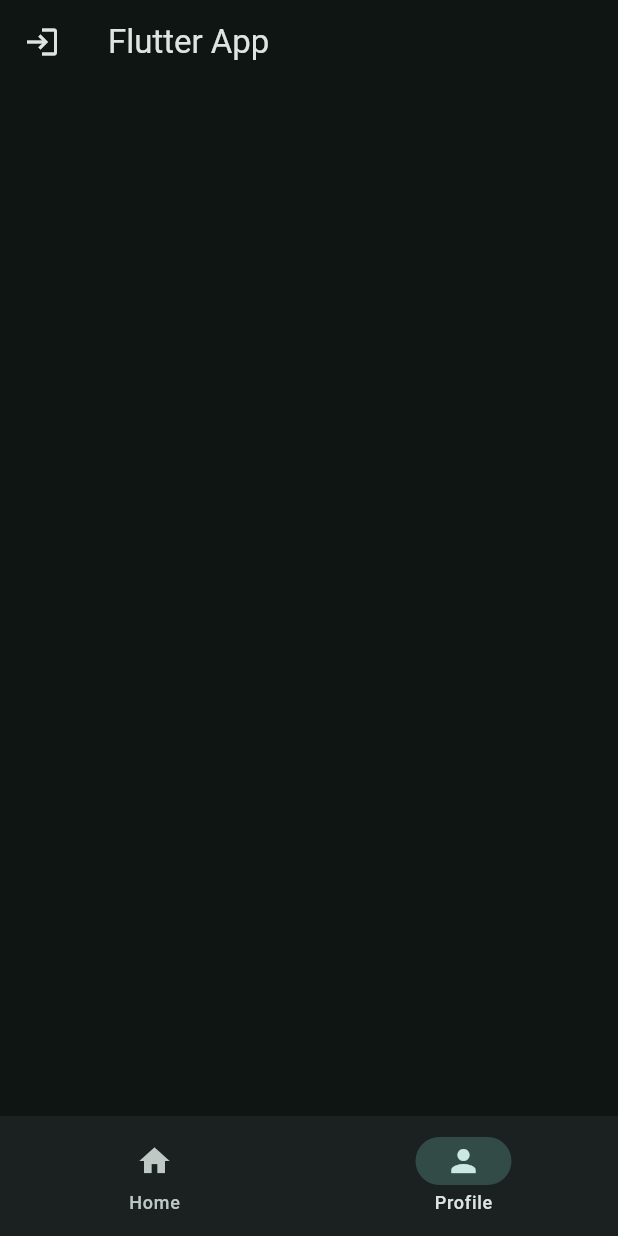
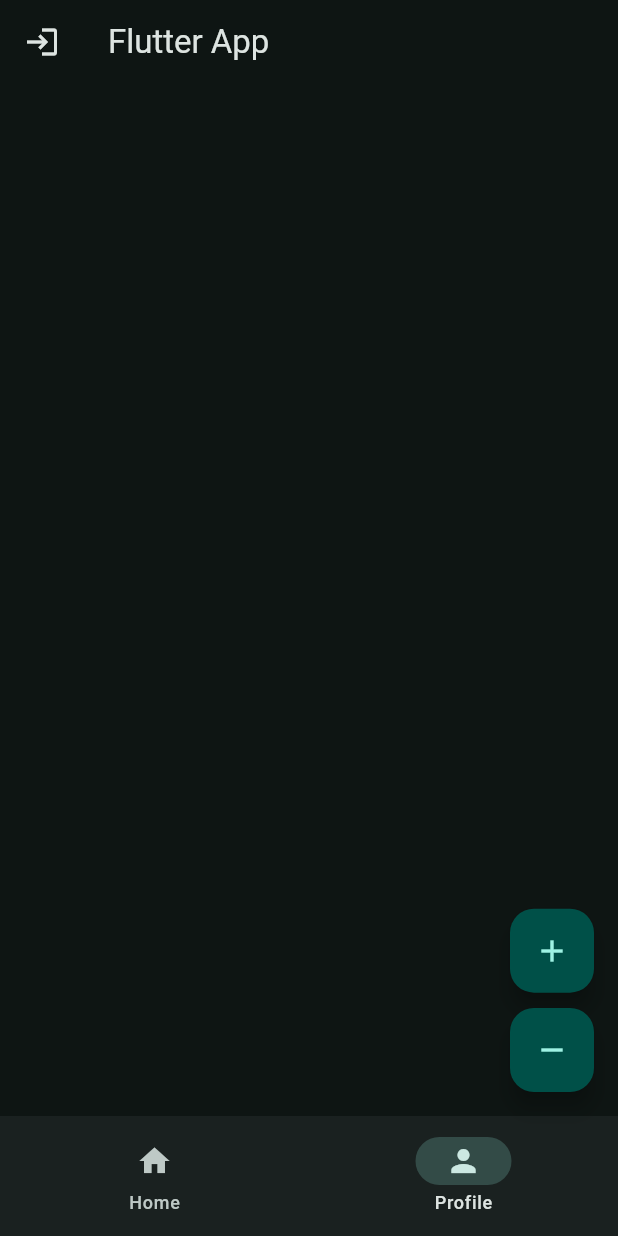
Before and after one commit to abdellahkaba/formation_flutter, a Flutter app: the screen it shows after launch, on a phone screen of 412 x 824 dp. Run offline on Flutter 3.47's test engine with Material 3 defaults, Android fonts, the phone set to English and light mode, and no system bars.

Commit message:
FloatingActionButton

```diff
--- a/lib/main.dart
+++ b/lib/main.dart
@@ -23,6 +23,18 @@ class MyApp extends StatelessWidget {
           centerTitle: false,
           leading: Icon(Icons.login),
         ),
+        floatingActionButton: Column(
+          mainAxisSize: MainAxisSize.min,
+          children: [
+            FloatingActionButton(onPressed: () {}, child: Icon(Icons.add)),
+            SizedBox(height: 10.2),
+            FloatingActionButton(
+              onPressed: () => {},
+              child: Icon(Icons.remove),
+            ),
+          ],
+        ),
+
         bottomNavigationBar: NavigationBar(
           destinations: [
             NavigationDestination(icon: Icon(Icons.home), label: "Home"),
```
